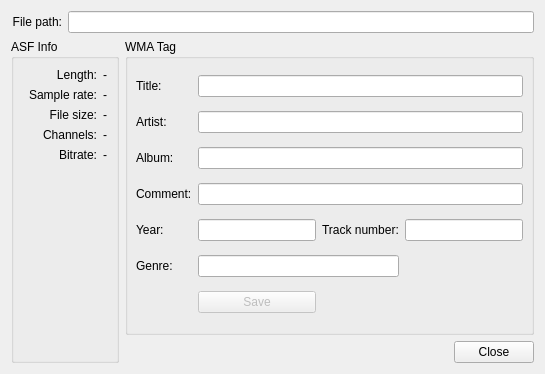
Old version of the form src/plugins/Input/ffmpeg/detailsdialog.ui in the repository ksv1986/qmmp-staging.
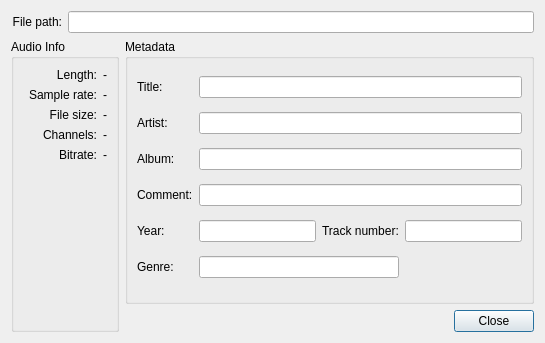
New version of the form.

```diff
--- a/src/plugins/Input/ffmpeg/detailsdialog.ui
+++ b/src/plugins/Input/ffmpeg/detailsdialog.ui
@@ -6,7 +6,7 @@
     <x>0</x>
     <y>0</y>
     <width>545</width>
-    <height>374</height>
+    <height>343</height>
    </rect>
   </property>
   <property name="windowTitle" >
@@ -39,25 +39,13 @@
       </size>
      </property>
      <property name="title" >
-      <string>ASF Info</string>
+      <string>Audio Info</string>
      </property>
      <layout class="QGridLayout" >
       <property name="leftMargin" >
        <number>9</number>
       </property>
-      <property name="topMargin" >
-       <number>9</number>
-      </property>
-      <property name="rightMargin" >
-       <number>9</number>
-      </property>
-      <property name="bottomMargin" >
-       <number>9</number>
-      </property>
-      <property name="horizontalSpacing" >
-       <number>6</number>
-      </property>
-      <property name="verticalSpacing" >
+      <property name="spacing" >
        <number>6</number>
       </property>
       <item row="4" column="1" >
@@ -179,103 +167,9 @@
       </sizepolicy>
      </property>
      <property name="title" >
-      <string>WMA Tag</string>
+      <string>Metadata</string>
      </property>
-     <layout class="QGridLayout" >
-      <property name="leftMargin" >
-       <number>8</number>
-      </property>
-      <property name="topMargin" >
-       <number>8</number>
-      </property>
-      <property name="rightMargin" >
-       <number>8</number>
-      </property>
-      <property name="bottomMargin" >
-       <number>8</number>
-      </property>
-      <property name="horizontalSpacing" >
-       <number>6</number>
-      </property>
-      <property name="verticalSpacing" >
-       <number>6</number>
-      </property>
-      <item row="6" column="1" >
-       <widget class="QPushButton" name="pushButton" >
-        <property name="enabled" >
-         <bool>false</bool>
-        </property>
-        <property name="text" >
-         <string>Save</string>
-        </property>
-       </widget>
-      </item>
-      <item row="4" column="3" >
-       <widget class="QLineEdit" name="trackLineEdit" />
-      </item>
-      <item row="4" column="2" >
-       <widget class="QLabel" name="label_26" >
-        <property name="text" >
-         <string>Track number:</string>
-        </property>
-        <property name="alignment" >
-         <set>Qt::AlignLeading|Qt::AlignLeft|Qt::AlignVCenter</set>
-        </property>
-       </widget>
-      </item>
-      <item row="4" column="1" >
-       <widget class="QLineEdit" name="yearLineEdit" />
-      </item>
-      <item row="4" column="0" >
-       <widget class="QLabel" name="label_25" >
-        <property name="text" >
-         <string>Year:</string>
-        </property>
-        <property name="alignment" >
-         <set>Qt::AlignLeading|Qt::AlignLeft|Qt::AlignVCenter</set>
-        </property>
-       </widget>
-      </item>
-      <item row="5" column="0" >
-       <widget class="QLabel" name="label_27" >
-        <property name="text" >
-         <string>Genre:</string>
-        </property>
-        <property name="alignment" >
-         <set>Qt::AlignLeading|Qt::AlignLeft|Qt::AlignVCenter</set>
-        </property>
-       </widget>
-      </item>
-      <item row="3" column="0" >
-       <widget class="QLabel" name="label_24" >
-        <property name="text" >
-         <string>Comment:</string>
-        </property>
-        <property name="alignment" >
-         <set>Qt::AlignLeading|Qt::AlignLeft|Qt::AlignVCenter</set>
-        </property>
-       </widget>
-      </item>
-      <item row="2" column="0" >
-       <widget class="QLabel" name="label_23" >
-        <property name="text" >
-         <string>Album:</string>
-        </property>
-        <property name="alignment" >
-         <set>Qt::AlignLeading|Qt::AlignLeft|Qt::AlignVCenter</set>
-        </property>
-       </widget>
-      </item>
-      <item row="1" column="0" >
-       <widget class="QLabel" name="label_22" >
-        <property name="text" >
-         <string>Artist:</string>
-        </property>
-        <property name="alignment" >
-         <set>Qt::AlignLeading|Qt::AlignLeft|Qt::AlignVCenter</set>
-        </property>
-       </widget>
-      </item>
+     <layout class="QGridLayout" name="gridLayout" >
       <item row="0" column="0" >
        <widget class="QLabel" name="label_21" >
         <property name="text" >
@@ -289,15 +183,81 @@
       <item row="0" column="1" colspan="3" >
        <widget class="QLineEdit" name="titleLineEdit" />
       </item>
+      <item row="1" column="0" >
+       <widget class="QLabel" name="label_22" >
+        <property name="text" >
+         <string>Artist:</string>
+        </property>
+        <property name="alignment" >
+         <set>Qt::AlignLeading|Qt::AlignLeft|Qt::AlignVCenter</set>
+        </property>
+       </widget>
+      </item>
       <item row="1" column="1" colspan="3" >
        <widget class="QLineEdit" name="artistLineEdit" />
       </item>
+      <item row="2" column="0" >
+       <widget class="QLabel" name="label_23" >
+        <property name="text" >
+         <string>Album:</string>
+        </property>
+        <property name="alignment" >
+         <set>Qt::AlignLeading|Qt::AlignLeft|Qt::AlignVCenter</set>
+        </property>
+       </widget>
+      </item>
       <item row="2" column="1" colspan="3" >
        <widget class="QLineEdit" name="albumLineEdit" />
       </item>
+      <item row="3" column="0" >
+       <widget class="QLabel" name="label_24" >
+        <property name="text" >
+         <string>Comment:</string>
+        </property>
+        <property name="alignment" >
+         <set>Qt::AlignLeading|Qt::AlignLeft|Qt::AlignVCenter</set>
+        </property>
+       </widget>
+      </item>
       <item row="3" column="1" colspan="3" >
        <widget class="QLineEdit" name="commentLineEdit" />
       </item>
+      <item row="4" column="0" >
+       <widget class="QLabel" name="label_25" >
+        <property name="text" >
+         <string>Year:</string>
+        </property>
+        <property name="alignment" >
+         <set>Qt::AlignLeading|Qt::AlignLeft|Qt::AlignVCenter</set>
+        </property>
+       </widget>
+      </item>
+      <item row="4" column="1" >
+       <widget class="QLineEdit" name="yearLineEdit" />
+      </item>
+      <item row="4" column="2" >
+       <widget class="QLabel" name="label_26" >
+        <property name="text" >
+         <string>Track number:</string>
+        </property>
+        <property name="alignment" >
+         <set>Qt::AlignLeading|Qt::AlignLeft|Qt::AlignVCenter</set>
+        </property>
+       </widget>
+      </item>
+      <item row="4" column="3" >
+       <widget class="QLineEdit" name="trackLineEdit" />
+      </item>
+      <item row="5" column="0" >
+       <widget class="QLabel" name="label_27" >
+        <property name="text" >
+         <string>Genre:</string>
+        </property>
+        <property name="alignment" >
+         <set>Qt::AlignLeading|Qt::AlignLeft|Qt::AlignVCenter</set>
+        </property>
+       </widget>
+      </item>
       <item row="5" column="1" colspan="2" >
        <widget class="QLineEdit" name="genreLineEdit" />
       </item>
```
Left out of the diff: 6 changed lines with no effect on the pictures.
